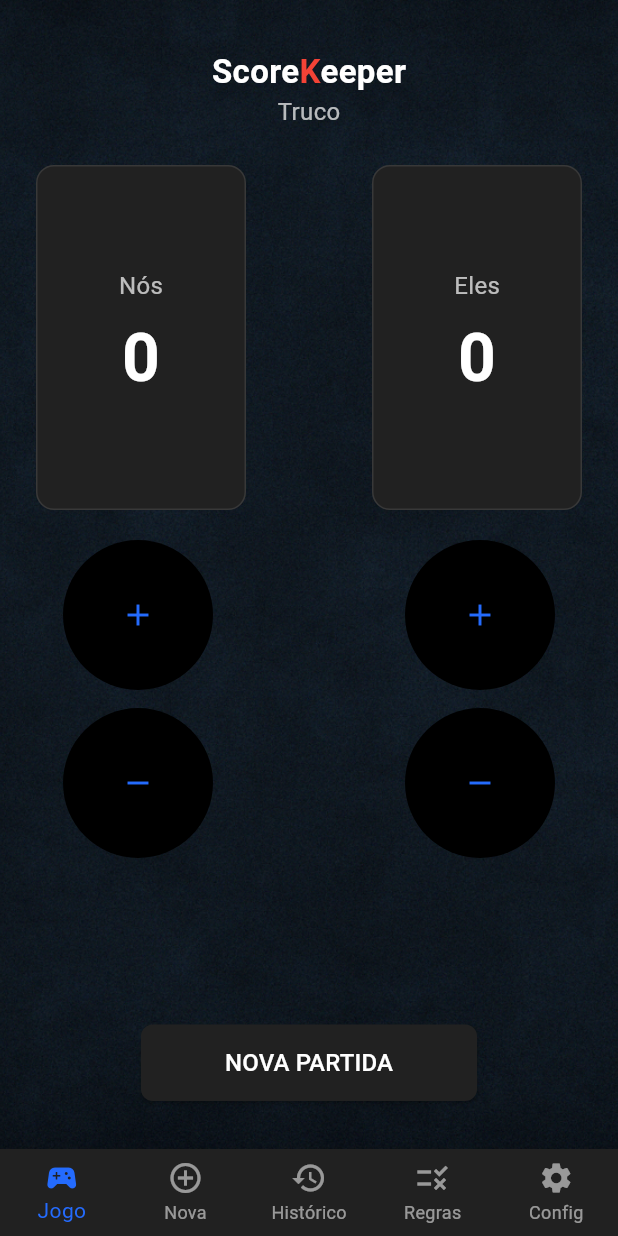
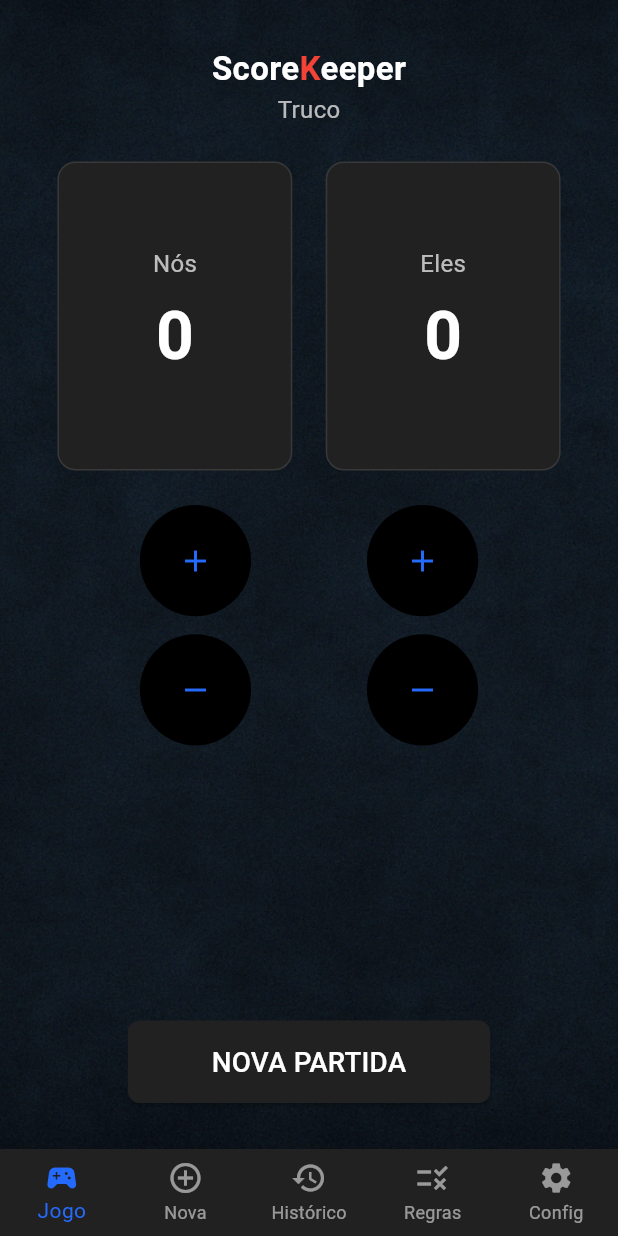
Before and after one commit to StiveA/ScoreKeeper, a Flutter app: the screen it shows after launch, on a phone screen of 412 x 824 dp. Run offline on Flutter 3.47's test engine with Material 3 defaults, Android fonts, the phone set to English and light mode, and no system bars; our stand-ins replace audioplayers, flutter_mobx, get_it, go_router, hive, hive_flutter and 1 more; accounts and stored records are empty; generated files the repository leaves out were written again.

Commit message:
Update sizes of keep score screen to responsive, and update dev.nix

```diff
--- a/lib/core/routes/go_router_service.dart
+++ b/lib/core/routes/go_router_service.dart
@@ -35,7 +35,7 @@ final GoRouter router = GoRouter(
         GoRoute(
           path: '/stats',
           name: 'stats',
-          builder: (context, state) => StatsView(),
+          builder: (context, state) => const StatsView(),
         ),
         GoRoute(
           path: '/settings',
--- a/lib/main.dart
+++ b/lib/main.dart
@@ -1,7 +1,6 @@
 import 'package:count_keeper_app/core/constants/app_theme.dart';
 import 'package:flutter/material.dart';
 import 'package:flutter_mobx/flutter_mobx.dart' show Observer;
-import 'package:hive/hive.dart';
 import 'package:hive_flutter/hive_flutter.dart';
 
 import 'core/routes/go_router_service.dart';
--- a/lib/modules/game/views/score_keeper_view.dart
+++ b/lib/modules/game/views/score_keeper_view.dart
@@ -16,7 +16,12 @@ class ScorekeeperView extends StatelessWidget {
   return Scaffold(
     backgroundColor: AppTheme.darkBackground,
     body: SafeArea(
-        child: Stack(
+      child: LayoutBuilder(
+        builder: (context, constraints) {
+          final screenHeight = constraints.maxHeight;
+          final screenWidth = constraints.maxWidth;
+
+          return Stack(
             children: [
               Container(
                 decoration: const BoxDecoration(
@@ -28,11 +33,8 @@ class ScorekeeperView extends StatelessWidget {
               ),
               Observer(
                 builder: (_) {
-                final hasWinner =
-                    _store.scoreUs >= _store.maxPoints ||
-                    _store.scoreThem >= _store.maxPoints;
-                final winnerName =
-                    _store.scoreUs >= _store.maxPoints
+                  final hasWinner = _store.scoreUs >= _store.maxPoints || _store.scoreThem >= _store.maxPoints;
+                  final winnerName = _store.scoreUs >= _store.maxPoints
                       ? _store.teamUs
                       : _store.scoreThem >= _store.maxPoints
                           ? _store.teamThem
@@ -48,10 +50,14 @@ class ScorekeeperView extends StatelessWidget {
                     });
                   }
 
-                return Column(
-                  mainAxisSize: MainAxisSize.min,
+                  return SingleChildScrollView(
+                    padding: const EdgeInsets.symmetric(horizontal: 16),
+                    child: ConstrainedBox(
+                      constraints: BoxConstraints(minHeight: screenHeight),
+                      child: IntrinsicHeight(
+                        child: Column(
                           children: [
-                    const SizedBox(height: 32),
+                            SizedBox(height: screenHeight * 0.04),
                             const ColoredLetterText(
                               text: "ScoreKeeper",
                               highlight: "K",
@@ -66,53 +72,41 @@ class ScorekeeperView extends StatelessWidget {
                               "Truco",
                               style: TextStyle(color: Colors.white70, fontSize: 16),
                             ),
-                    const SizedBox(height: 24),
-                    Padding(
-                      padding: const EdgeInsets.symmetric(horizontal: 24),
-                      child: Row(
-                        mainAxisAlignment: MainAxisAlignment.spaceBetween,
+                            SizedBox(height: screenHeight * 0.03),
+                            Row(
+                              mainAxisAlignment: MainAxisAlignment.spaceEvenly,
                               children: [
-                          _scoreCard(_store.teamUs, _store.scoreUs),
-                          _scoreCard(_store.teamThem, _store.scoreThem),
+                                _scoreCard(_store.teamUs, _store.scoreUs, screenWidth),
+                                _scoreCard(_store.teamThem, _store.scoreThem, screenWidth),
                               ],
                             ),
-                    ),
-                    const SizedBox(height: 20),
-                    Padding(
-                      padding: const EdgeInsets.symmetric(horizontal: 42),
-                      child: Row(
-                        mainAxisAlignment: MainAxisAlignment.spaceBetween,
+                            SizedBox(height: screenHeight * 0.03),
+                            Row(
+                              mainAxisAlignment: MainAxisAlignment.spaceEvenly,
                               children: [
                                 Column(
                                   children: [
-                              _roundIconButton(
-                                Icons.add,
-                                () => _store.incrementUs(),
-                              ),
+                                    _roundIconButton(Icons.add, () => _store.incrementUs(), screenWidth),
                                     const SizedBox(height: 12),
                                     _roundIconButton(Icons.remove, () {
                                       if (_store.scoreUs > 0) _store.scoreUs--;
-                              }),
+                                    }, screenWidth),
                                   ],
                                 ),
                                 Column(
                                   children: [
-                              _roundIconButton(
-                                Icons.add,
-                                () => _store.incrementThem(),
-                              ),
+                                    _roundIconButton(Icons.add, () => _store.incrementThem(), screenWidth),
                                     const SizedBox(height: 12),
                                     _roundIconButton(Icons.remove, () {
                                       if (_store.scoreThem > 0) _store.scoreThem--;
-                              }),
+                                    }, screenWidth),
                                   ],
                                 ),
                               ],
                             ),
-                    ),
                             const Spacer(),
                             Padding(
-                      padding: const EdgeInsets.only(bottom: 32),
+                              padding: EdgeInsets.only(bottom: screenHeight * 0.04),
                               child: ElevatedButton(
                                 onPressed: _store.reset,
                                 style: ElevatedButton.styleFrom(
@@ -121,15 +115,12 @@ class ScorekeeperView extends StatelessWidget {
                                     borderRadius: BorderRadius.circular(8),
                                   ),
                                 ),
-                        child: const Padding(
-                          padding: EdgeInsets.symmetric(
-                            horizontal: 32,
-                            vertical: 14,
-                          ),
+                                child: Padding(
+                                  padding: const EdgeInsets.symmetric(horizontal: 32, vertical: 14),
                                   child: Text(
                                     "NOVA PARTIDA",
                                     style: TextStyle(
-                              fontSize: 16,
+                                      fontSize: screenWidth * 0.045,
                                       fontWeight: FontWeight.w500,
                                       color: Colors.white,
                                     ),
@@ -138,19 +129,24 @@ class ScorekeeperView extends StatelessWidget {
                               ),
                             ),
                           ],
+                        ),
+                      ),
+                    ),
                   );
                 },
               ),
             ],
+          );
+        },
       ),
     ),
   );
 }
 
-  Widget _scoreCard(String label, int score) {
+Widget _scoreCard(String label, int score, double screenWidth) {
   return Container(
-      width: 140,
-      height: 230,
+    width: screenWidth * 0.38,
+    height: screenWidth * 0.5,
     padding: const EdgeInsets.symmetric(vertical: 16),
     decoration: BoxDecoration(
       color: Colors.grey[900],
@@ -160,10 +156,7 @@ class ScorekeeperView extends StatelessWidget {
     child: Column(
       mainAxisAlignment: MainAxisAlignment.center,
       children: [
-          Text(
-            label,
-            style: const TextStyle(color: Colors.white70, fontSize: 16),
-          ),
+        Text(label, style: const TextStyle(color: Colors.white70, fontSize: 16)),
         const SizedBox(height: 6),
         Text(
           '$score',
@@ -178,12 +171,13 @@ class ScorekeeperView extends StatelessWidget {
   );
 }
 
-  Widget _roundIconButton(IconData icon, VoidCallback onTap) {
+Widget _roundIconButton(IconData icon, VoidCallback onTap, double screenWidth) {
+  final size = screenWidth * 0.18;
   return GestureDetector(
     onTap: onTap,
     child: Container(
-        width: 100,
-        height: 100,
+      width: size,
+      height: size,
       decoration: const BoxDecoration(
         shape: BoxShape.circle,
         color: Colors.black,
```
Also changed, not shown: pubspec.lock, 1 other file. Lines whose indentation alone changed are shown as unchanged.
